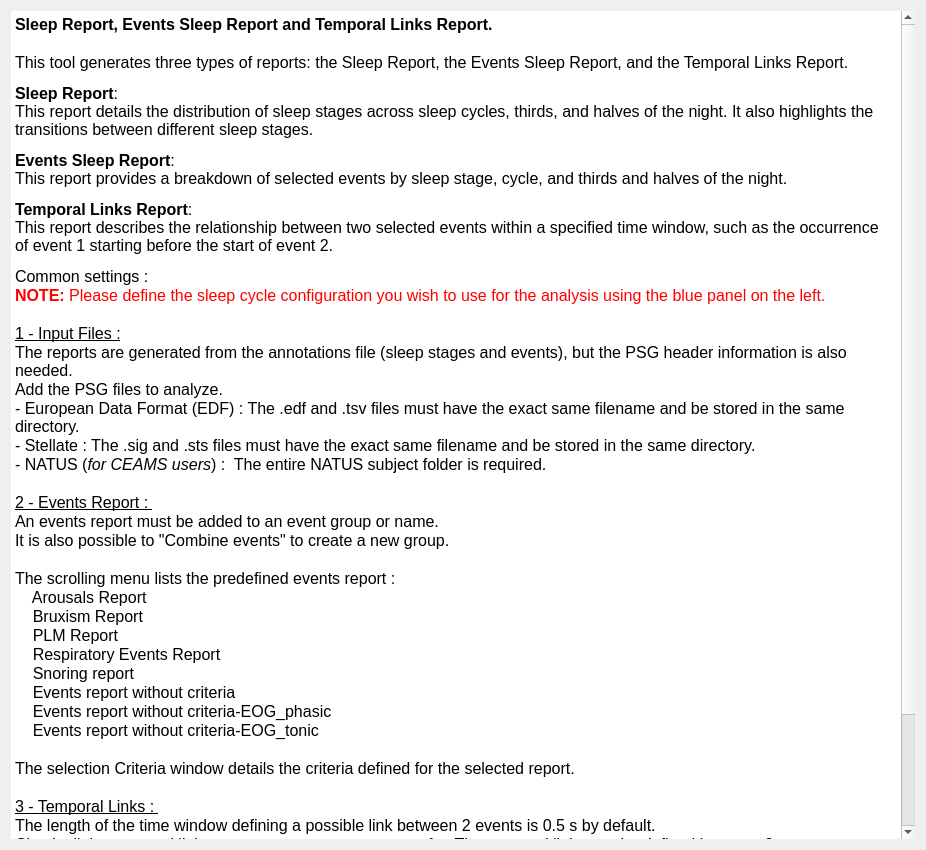
Before: the Qt Designer form tools/CEAMSTools/SleepReport/SleepReportDoc/Ui_SleepReportDoc.ui in SnoozToolbox/snooz-package-ceams, drawn with Qt 5.
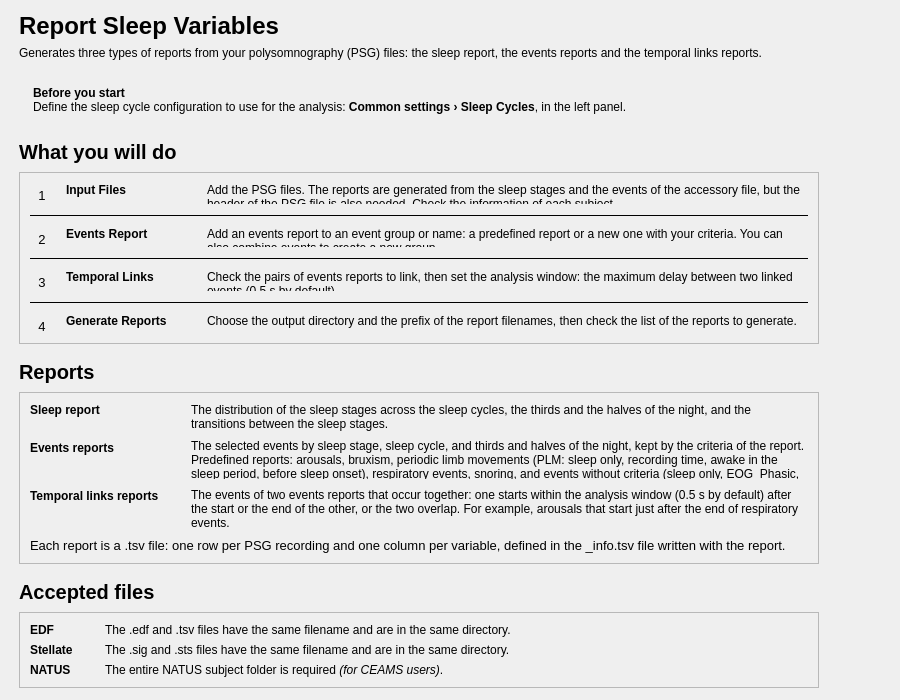
After: the same form once the commit is applied.

Commit message: Report Sleep Variables: redesigned pages (tool 2.9.2)

```diff
--- a/tools/CEAMSTools/SleepReport/SleepReportDoc/Ui_SleepReportDoc.ui
+++ b/tools/CEAMSTools/SleepReport/SleepReportDoc/Ui_SleepReportDoc.ui
@@ -6,82 +6,787 @@
    <rect>
     <x>0</x>
     <y>0</y>
-    <width>926</width>
-    <height>850</height>
+    <width>900</width>
+    <height>700</height>
    </rect>
   </property>
   <property name="windowTitle">
    <string/>
   </property>
   <layout class="QVBoxLayout" name="verticalLayout">
-   <property name="spacing">
-    <number>25</number>
+   <property name="leftMargin">
+    <number>19</number>
    </property>
+   <property name="topMargin">
+    <number>12</number>
+   </property>
+   <property name="rightMargin">
+    <number>19</number>
+   </property>
+   <property name="bottomMargin">
+    <number>12</number>
+   </property>
    <item>
-    <widget class="QTextEdit" name="textEdit">
-     <property name="frameShape">
-      <enum>QFrame::Shape::NoFrame</enum>
+    <layout class="QHBoxLayout" name="content_row" stretch="1,0">
+     <property name="leftMargin">
+      <number>0</number>
      </property>
-     <property name="frameShadow">
-      <enum>QFrame::Shadow::Plain</enum>
+     <property name="topMargin">
+      <number>0</number>
      </property>
-     <property name="lineWidth">
+     <property name="rightMargin">
       <number>0</number>
      </property>
-     <property name="readOnly">
-      <bool>true</bool>
+     <property name="bottomMargin">
+      <number>0</number>
      </property>
-     <property name="html">
-      <string>&lt;!DOCTYPE HTML PUBLIC &quot;-//W3C//DTD HTML 4.0//EN&quot; &quot;http://www.w3.org/TR/REC-html40/strict.dtd&quot;&gt;
-&lt;html&gt;&lt;head&gt;&lt;meta name=&quot;qrichtext&quot; content=&quot;1&quot; /&gt;&lt;meta charset=&quot;utf-8&quot; /&gt;&lt;style type=&quot;text/css&quot;&gt;
-p, li { white-space: pre-wrap; }
-hr { height: 1px; border-width: 0; }
-li.unchecked::marker { content: &quot;\2610&quot;; }
-li.checked::marker { content: &quot;\2612&quot;; }
-&lt;/style&gt;&lt;/head&gt;&lt;body style=&quot; font-size:12pt; font-weight:400; font-style:normal;&quot;&gt;
-&lt;p style=&quot; margin-top:0px; margin-bottom:0px; margin-left:0px; margin-right:0px; -qt-block-indent:0; text-indent:0px;&quot;&gt;&lt;span style=&quot; font-weight:600;&quot;&gt;Sleep Report, Events Sleep Report and Temporal Links Report.&lt;/span&gt;&lt;/p&gt;
-&lt;p style=&quot;-qt-paragraph-type:empty; margin-top:0px; margin-bottom:0px; margin-left:0px; margin-right:0px; -qt-block-indent:0; text-indent:0px;&quot;&gt;&lt;br /&gt;&lt;/p&gt;
-&lt;p style=&quot; margin-top:0px; margin-bottom:0px; margin-left:0px; margin-right:0px; -qt-block-indent:0; text-indent:0px;&quot;&gt;This tool generates three types of reports: the Sleep Report, the Events Sleep Report, and the Temporal Links Report. &lt;/p&gt;
-&lt;p style=&quot; margin-top:12px; margin-bottom:12px; margin-left:0px; margin-right:0px; -qt-block-indent:0; text-indent:0px;&quot;&gt;&lt;span style=&quot; font-weight:600;&quot;&gt;Sleep Report&lt;/span&gt;: 	&lt;br /&gt;This report details the distribution of sleep stages across sleep cycles, thirds, and halves of the night. It also highlights the transitions between different sleep stages.   &lt;/p&gt;
-&lt;p style=&quot; margin-top:12px; margin-bottom:12px; margin-left:0px; margin-right:0px; -qt-block-indent:0; text-indent:0px;&quot;&gt;&lt;span style=&quot; font-weight:600;&quot;&gt;Events Sleep Report&lt;/span&gt;: &lt;br /&gt;This report provides a breakdown of selected events by sleep stage, cycle, and thirds and halves of the night. &lt;/p&gt;
-&lt;p style=&quot; margin-top:12px; margin-bottom:12px; margin-left:0px; margin-right:0px; -qt-block-indent:0; text-indent:0px;&quot;&gt;&lt;span style=&quot; font-weight:600;&quot;&gt;Temporal Links Report&lt;/span&gt;: &lt;br /&gt;This report describes the relationship between two selected events within a specified time window, such as the occurrence of event 1 starting before the start of event 2. &lt;/p&gt;
-&lt;p style=&quot; margin-top:0px; margin-bottom:0px; margin-left:0px; margin-right:0px; -qt-block-indent:0; text-indent:0px;&quot;&gt;Common settings : &lt;/p&gt;
-&lt;p style=&quot; margin-top:0px; margin-bottom:0px; margin-left:0px; margin-right:0px; -qt-block-indent:0; text-indent:0px;&quot;&gt;&lt;span style=&quot; font-weight:700; color:#ff0000;&quot;&gt;NOTE:&lt;/span&gt;&lt;span style=&quot; color:#ff0000;&quot;&gt; Please define the sleep cycle configuration you wish to use for the analysis using the blue panel on the left.&lt;/span&gt;&lt;/p&gt;
-&lt;p style=&quot; margin-top:0px; margin-bottom:0px; margin-left:0px; margin-right:0px; -qt-block-indent:0; text-indent:0px;&quot;&gt;	&lt;/p&gt;
-&lt;p style=&quot; margin-top:0px; margin-bottom:0px; margin-left:0px; margin-right:0px; -qt-block-indent:0; text-indent:0px;&quot;&gt;&lt;span style=&quot; text-decoration: underline;&quot;&gt;1 - Input Files :&lt;/span&gt;&lt;/p&gt;
-&lt;p style=&quot; margin-top:0px; margin-bottom:0px; margin-left:0px; margin-right:0px; -qt-block-indent:0; text-indent:0px;&quot;&gt;The reports are generated from the annotations file (sleep stages and events), but the PSG header information is also needed.&lt;/p&gt;
-&lt;p style=&quot; margin-top:0px; margin-bottom:0px; margin-left:0px; margin-right:0px; -qt-block-indent:0; text-indent:0px;&quot;&gt;Add the PSG files to analyze.&lt;/p&gt;
-&lt;p style=&quot; margin-top:0px; margin-bottom:0px; margin-left:0px; margin-right:0px; -qt-block-indent:0; text-indent:0px;&quot;&gt;&lt;span style=&quot;&quot;&gt;- European Data Format (EDF) : The .edf and .tsv files must have the exact same filename and be stored in the same directory.&lt;/span&gt;&lt;/p&gt;
-&lt;p style=&quot; margin-top:0px; margin-bottom:0px; margin-left:0px; margin-right:0px; -qt-block-indent:0; text-indent:0px;&quot;&gt;&lt;span style=&quot;&quot;&gt;- Stellate : The .sig and .sts files must have the exact same filename and be stored in the same directory.&lt;/span&gt;&lt;/p&gt;
-&lt;p style=&quot; margin-top:0px; margin-bottom:0px; margin-left:0px; margin-right:0px; -qt-block-indent:0; text-indent:0px;&quot;&gt;&lt;span style=&quot;&quot;&gt;- NATUS (&lt;/span&gt;&lt;span style=&quot; font-style:italic;&quot;&gt;for CEAMS users&lt;/span&gt;&lt;span style=&quot;&quot;&gt;) : &lt;/span&gt;&lt;span style=&quot;&quot;&gt; The entire NATUS subject folder is required.&lt;/span&gt;&lt;/p&gt;
-&lt;p style=&quot;-qt-paragraph-type:empty; margin-top:0px; margin-bottom:0px; margin-left:0px; margin-right:0px; -qt-block-indent:0; text-indent:0px;&quot;&gt;&lt;br /&gt;&lt;/p&gt;
-&lt;p style=&quot; margin-top:0px; margin-bottom:0px; margin-left:0px; margin-right:0px; -qt-block-indent:0; text-indent:0px;&quot;&gt;&lt;span style=&quot; text-decoration: underline;&quot;&gt;2 - Events Report : &lt;/span&gt;&lt;/p&gt;
-&lt;p style=&quot; margin-top:0px; margin-bottom:0px; margin-left:0px; margin-right:0px; -qt-block-indent:0; text-indent:0px;&quot;&gt;An events report must be added to an event group or name.  &lt;/p&gt;
-&lt;p style=&quot; margin-top:0px; margin-bottom:0px; margin-left:0px; margin-right:0px; -qt-block-indent:0; text-indent:0px;&quot;&gt;It is also possible to &amp;quot;Combine events&amp;quot; to create a new group.&lt;/p&gt;
-&lt;p style=&quot; margin-top:0px; margin-bottom:0px; margin-left:0px; margin-right:0px; -qt-block-indent:0; text-indent:0px;&quot;&gt;	&lt;/p&gt;
-&lt;p style=&quot; margin-top:0px; margin-bottom:0px; margin-left:0px; margin-right:0px; -qt-block-indent:0; text-indent:0px;&quot;&gt;The scrolling menu lists the predefined events report : &lt;/p&gt;
-&lt;p style=&quot; margin-top:0px; margin-bottom:0px; margin-left:0px; margin-right:0px; -qt-block-indent:0; text-indent:0px;&quot;&gt;    Arousals Report&lt;/p&gt;
-&lt;p style=&quot; margin-top:0px; margin-bottom:0px; margin-left:0px; margin-right:0px; -qt-block-indent:0; text-indent:0px;&quot;&gt;    Bruxism Report&lt;/p&gt;
-&lt;p style=&quot; margin-top:0px; margin-bottom:0px; margin-left:0px; margin-right:0px; -qt-block-indent:0; text-indent:0px;&quot;&gt;    PLM Report&lt;/p&gt;
-&lt;p style=&quot; margin-top:0px; margin-bottom:0px; margin-left:0px; margin-right:0px; -qt-block-indent:0; text-indent:0px;&quot;&gt;    Respiratory Events Report&lt;/p&gt;
-&lt;p style=&quot; margin-top:0px; margin-bottom:0px; margin-left:0px; margin-right:0px; -qt-block-indent:0; text-indent:0px;&quot;&gt;    Snoring report&lt;/p&gt;
-&lt;p style=&quot; margin-top:0px; margin-bottom:0px; margin-left:0px; margin-right:0px; -qt-block-indent:0; text-indent:0px;&quot;&gt;    Events report without criteria&lt;/p&gt;
-&lt;p style=&quot; margin-top:0px; margin-bottom:0px; margin-left:0px; margin-right:0px; -qt-block-indent:0; text-indent:0px;&quot;&gt;    Events report without criteria-EOG_phasic&lt;/p&gt;
-&lt;p style=&quot; margin-top:0px; margin-bottom:0px; margin-left:0px; margin-right:0px; -qt-block-indent:0; text-indent:0px;&quot;&gt;    Events report without criteria-EOG_tonic&lt;/p&gt;
-&lt;p style=&quot; margin-top:0px; margin-bottom:0px; margin-left:0px; margin-right:0px; -qt-block-indent:0; text-indent:0px;&quot;&gt;		&lt;/p&gt;
-&lt;p style=&quot; margin-top:0px; margin-bottom:0px; margin-left:0px; margin-right:0px; -qt-block-indent:0; text-indent:0px;&quot;&gt;The selection Criteria window details the criteria defined for the selected report. &lt;/p&gt;
-&lt;p style=&quot; margin-top:0px; margin-bottom:0px; margin-left:0px; margin-right:0px; -qt-block-indent:0; text-indent:0px;&quot;&gt;	&lt;/p&gt;
-&lt;p style=&quot; margin-top:0px; margin-bottom:0px; margin-left:0px; margin-right:0px; -qt-block-indent:0; text-indent:0px;&quot;&gt;&lt;span style=&quot; text-decoration: underline;&quot;&gt;3 - Temporal Links : &lt;/span&gt;&lt;/p&gt;
-&lt;p style=&quot; margin-top:0px; margin-bottom:0px; margin-left:0px; margin-right:0px; -qt-block-indent:0; text-indent:0px;&quot;&gt;The length of the time window defining a possible link between 2 events is 0.5 s by default.&lt;/p&gt;
-&lt;p style=&quot; margin-top:0px; margin-bottom:0px; margin-left:0px; margin-right:0px; -qt-block-indent:0; text-indent:0px;&quot;&gt;Check all the temporal links you want to generate a report for. The temporal link must be defined between 2 events type.&lt;/p&gt;
-&lt;p style=&quot; margin-top:0px; margin-bottom:0px; margin-left:0px; margin-right:0px; -qt-block-indent:0; text-indent:0px;&quot;&gt;	&lt;/p&gt;
-&lt;p style=&quot; margin-top:0px; margin-bottom:0px; margin-left:0px; margin-right:0px; -qt-block-indent:0; text-indent:0px;&quot;&gt;&lt;span style=&quot; text-decoration: underline;&quot;&gt;4 - Generate Reports :&lt;/span&gt; &lt;/p&gt;
-&lt;p style=&quot; margin-top:0px; margin-bottom:0px; margin-left:0px; margin-right:0px; -qt-block-indent:0; text-indent:0px;&quot;&gt;Define the output directory and the suffix to add to all the report filenames.&lt;/p&gt;
-&lt;p style=&quot; margin-top:0px; margin-bottom:0px; margin-left:0px; margin-right:0px; -qt-block-indent:0; text-indent:0px;&quot;&gt;The reports are .tsv files.  Each row corresponds to a PSG recording and each column to a variable.&lt;/p&gt;
-&lt;p style=&quot; margin-top:0px; margin-bottom:0px; margin-left:0px; margin-right:0px; -qt-block-indent:0; text-indent:0px;&quot;&gt;Each variable is defined in the _info.tsv file generated with the report. &lt;/p&gt;
-&lt;p style=&quot;-qt-paragraph-type:empty; margin-top:0px; margin-bottom:0px; margin-left:0px; margin-right:0px; -qt-block-indent:0; text-indent:0px;&quot;&gt;&lt;br /&gt;&lt;/p&gt;&lt;/body&gt;&lt;/html&gt;</string>
+     <item>
+      <widget class="QWidget" name="content_widget" native="true">
+       <property name="maximumSize">
+        <size>
+         <width>800</width>
+         <height>16777215</height>
+        </size>
+       </property>
+       <layout class="QVBoxLayout" name="content_layout">
+        <property name="spacing">
+         <number>16</number>
+        </property>
+        <property name="leftMargin">
+         <number>0</number>
+        </property>
+        <property name="topMargin">
+         <number>0</number>
+        </property>
+        <property name="rightMargin">
+         <number>0</number>
+        </property>
+        <property name="bottomMargin">
+         <number>0</number>
+        </property>
+        <item>
+         <layout class="QVBoxLayout" name="header_layout">
+          <property name="spacing">
+           <number>6</number>
+          </property>
+          <item>
+           <widget class="QLabel" name="title_label">
+            <property name="font">
+             <font>
+              <pointsize>18</pointsize>
+              <bold>true</bold>
+             </font>
+            </property>
+            <property name="text">
+             <string>Report Sleep Variables</string>
+            </property>
+           </widget>
+          </item>
+          <item>
+           <widget class="QLabel" name="subtitle_label">
+            <property name="text">
+             <string>Generates three types of reports from your polysomnography (PSG) files: the sleep report, the events reports and the temporal links reports.</string>
+            </property>
+            <property name="wordWrap">
+             <bool>true</bool>
+            </property>
+            <property name="variant" stdset="0">
+             <string notr="true">help</string>
+            </property>
+           </widget>
+          </item>
+         </layout>
+        </item>
+        <item>
+         <widget class="QFrame" name="common_settings_info">
+          <property name="frameShape">
+           <enum>QFrame::Shape::NoFrame</enum>
+          </property>
+          <property name="variant" stdset="0">
+           <string notr="true">info</string>
+          </property>
+          <layout class="QHBoxLayout" name="common_settings_info_layout">
+           <property name="leftMargin">
+            <number>14</number>
+           </property>
+           <property name="topMargin">
+            <number>10</number>
+           </property>
+           <property name="rightMargin">
+            <number>14</number>
+           </property>
+           <property name="bottomMargin">
+            <number>10</number>
+           </property>
+           <item>
+            <widget class="QLabel" name="common_settings_info_label">
+             <property name="text">
+              <string>&lt;b&gt;Before you start&lt;/b&gt;&lt;br/&gt;Define the sleep cycle configuration to use for the analysis: &lt;b&gt;Common settings › Sleep Cycles&lt;/b&gt;, in the left panel.</string>
+             </property>
+             <property name="textFormat">
+              <enum>Qt::TextFormat::RichText</enum>
+             </property>
+             <property name="wordWrap">
+              <bool>true</bool>
+             </property>
+            </widget>
+           </item>
+          </layout>
+         </widget>
+        </item>
+        <item>
+         <layout class="QVBoxLayout" name="steps_section_layout">
+          <property name="spacing">
+           <number>8</number>
+          </property>
+          <item>
+           <widget class="QLabel" name="steps_title_label">
+            <property name="font">
+             <font>
+              <pointsize>15</pointsize>
+              <bold>true</bold>
+             </font>
+            </property>
+            <property name="text">
+             <string>What you will do</string>
+            </property>
+           </widget>
+          </item>
+          <item>
+           <widget class="QFrame" name="steps_card">
+            <property name="frameShape">
+             <enum>QFrame::Shape::StyledPanel</enum>
+            </property>
+            <property name="frameShadow">
+             <enum>QFrame::Shadow::Raised</enum>
+            </property>
+            <layout class="QVBoxLayout" name="steps_card_layout">
+             <property name="spacing">
+              <number>10</number>
+             </property>
+             <property name="leftMargin">
+              <number>10</number>
+             </property>
+             <property name="topMargin">
+              <number>10</number>
+             </property>
+             <property name="rightMargin">
+              <number>10</number>
+             </property>
+             <property name="bottomMargin">
+              <number>10</number>
+             </property>
+             <item>
+              <layout class="QGridLayout" name="steps_grid" columnstretch="0,0,0,1">
+               <property name="horizontalSpacing">
+                <number>12</number>
+               </property>
+               <property name="verticalSpacing">
+                <number>10</number>
+               </property>
+               <item row="0" column="0" alignment="Qt::AlignmentFlag::AlignTop">
+                <widget class="QLabel" name="step_1_number_label">
+                 <property name="font">
+                  <font>
+                   <pointsize>10</pointsize>
+                  </font>
+                 </property>
+                 <property name="text">
+                  <string>1</string>
+                 </property>
+                 <property name="variant" stdset="0">
+                  <string notr="true">step_number</string>
+                 </property>
+                 <property name="minimumSize">
+                  <size>
+                   <width>24</width>
+                   <height>24</height>
+                  </size>
+                 </property>
+                 <property name="maximumSize">
+                  <size>
+                   <width>24</width>
+                   <height>24</height>
+                  </size>
+                 </property>
+                 <property name="alignment">
+                  <set>Qt::AlignmentFlag::AlignCenter</set>
+                 </property>
+                </widget>
+               </item>
+               <item row="0" column="1">
+                <widget class="QLabel" name="step_1_name_label">
+                 <property name="font">
+                  <font>
+                   <bold>true</bold>
+                  </font>
+                 </property>
+                 <property name="text">
+                  <string>Input Files</string>
+                 </property>
+                 <property name="alignment">
+                  <set>Qt::AlignmentFlag::AlignLeading|Qt::AlignmentFlag::AlignLeft|Qt::AlignmentFlag::AlignTop</set>
+                 </property>
+                </widget>
+               </item>
+               <item row="0" column="2">
+                <spacer name="steps_gap">
+                 <property name="orientation">
+                  <enum>Qt::Orientation::Horizontal</enum>
+                 </property>
+                 <property name="sizeType">
+                  <enum>QSizePolicy::Policy::Fixed</enum>
+                 </property>
+                 <property name="sizeHint" stdset="0">
+                  <size>
+                   <width>16</width>
+                   <height>20</height>
+                  </size>
+                 </property>
+                </spacer>
+               </item>
+               <item row="0" column="3">
+                <widget class="QLabel" name="step_1_label">
+                 <property name="text">
+                  <string>Add the PSG files. The reports are generated from the sleep stages and the events of the accessory file, but the header of the PSG file is also needed. Check the information of each subject.</string>
+                 </property>
+                 <property name="wordWrap">
+                  <bool>true</bool>
+                 </property>
+                 <property name="variant" stdset="0">
+                  <string notr="true">help</string>
+                 </property>
+                 <property name="alignment">
+                  <set>Qt::AlignmentFlag::AlignLeading|Qt::AlignmentFlag::AlignLeft|Qt::AlignmentFlag::AlignTop</set>
+                 </property>
+                </widget>
+               </item>
+               <item row="1" column="0" rowspan="1" colspan="4">
+                <widget class="QFrame" name="step_line_2">
+                 <property name="frameShape">
+                  <enum>QFrame::Shape::HLine</enum>
+                 </property>
+                 <property name="frameShadow">
+                  <enum>QFrame::Shadow::Plain</enum>
+                 </property>
+                </widget>
+               </item>
+               <item row="2" column="0" alignment="Qt::AlignmentFlag::AlignTop">
+                <widget class="QLabel" name="step_2_number_label">
+                 <property name="font">
+                  <font>
+                   <pointsize>10</pointsize>
+                  </font>
+                 </property>
+                 <property name="text">
+                  <string>2</string>
+                 </property>
+                 <property name="variant" stdset="0">
+                  <string notr="true">step_number</string>
+                 </property>
+                 <property name="minimumSize">
+                  <size>
+                   <width>24</width>
+                   <height>24</height>
+                  </size>
+                 </property>
+                 <property name="maximumSize">
+                  <size>
+                   <width>24</width>
+                   <height>24</height>
+                  </size>
+                 </property>
+                 <property name="alignment">
+                  <set>Qt::AlignmentFlag::AlignCenter</set>
+                 </property>
+                </widget>
+               </item>
+               <item row="2" column="1">
+                <widget class="QLabel" name="step_2_name_label">
+                 <property name="font">
+                  <font>
+                   <bold>true</bold>
+                  </font>
+                 </property>
+                 <property name="text">
+                  <string>Events Report</string>
+                 </property>
+                 <property name="alignment">
+                  <set>Qt::AlignmentFlag::AlignLeading|Qt::AlignmentFlag::AlignLeft|Qt::AlignmentFlag::AlignTop</set>
+                 </property>
+                </widget>
+               </item>
+               <item row="2" column="3">
+                <widget class="QLabel" name="step_2_label">
+                 <property name="text">
+                  <string>Add an events report to an event group or name: a predefined report or a new one with your criteria. You can also combine events to create a new group.</string>
+                 </property>
+                 <property name="wordWrap">
+                  <bool>true</bool>
+                 </property>
+                 <property name="variant" stdset="0">
+                  <string notr="true">help</string>
+                 </property>
+                 <property name="alignment">
+                  <set>Qt::AlignmentFlag::AlignLeading|Qt::AlignmentFlag::AlignLeft|Qt::AlignmentFlag::AlignTop</set>
+                 </property>
+                </widget>
+               </item>
+               <item row="3" column="0" rowspan="1" colspan="4">
+                <widget class="QFrame" name="step_line_3">
+                 <property name="frameShape">
+                  <enum>QFrame::Shape::HLine</enum>
+                 </property>
+                 <property name="frameShadow">
+                  <enum>QFrame::Shadow::Plain</enum>
+                 </property>
+                </widget>
+               </item>
+               <item row="4" column="0" alignment="Qt::AlignmentFlag::AlignTop">
+                <widget class="QLabel" name="step_3_number_label">
+                 <property name="font">
+                  <font>
+                   <pointsize>10</pointsize>
+                  </font>
+                 </property>
+                 <property name="text">
+                  <string>3</string>
+                 </property>
+                 <property name="variant" stdset="0">
+                  <string notr="true">step_number</string>
+                 </property>
+                 <property name="minimumSize">
+                  <size>
+                   <width>24</width>
+                   <height>24</height>
+                  </size>
+                 </property>
+                 <property name="maximumSize">
+                  <size>
+                   <width>24</width>
+                   <height>24</height>
+                  </size>
+                 </property>
+                 <property name="alignment">
+                  <set>Qt::AlignmentFlag::AlignCenter</set>
+                 </property>
+                </widget>
+               </item>
+               <item row="4" column="1">
+                <widget class="QLabel" name="step_3_name_label">
+                 <property name="font">
+                  <font>
+                   <bold>true</bold>
+                  </font>
+                 </property>
+                 <property name="text">
+                  <string>Temporal Links</string>
+                 </property>
+                 <property name="alignment">
+                  <set>Qt::AlignmentFlag::AlignLeading|Qt::AlignmentFlag::AlignLeft|Qt::AlignmentFlag::AlignTop</set>
+                 </property>
+                </widget>
+               </item>
+               <item row="4" column="3">
+                <widget class="QLabel" name="step_3_label">
+                 <property name="text">
+                  <string>Check the pairs of events reports to link, then set the analysis window: the maximum delay between two linked events (0.5 s by default).</string>
+                 </property>
+                 <property name="wordWrap">
+                  <bool>true</bool>
+                 </property>
+                 <property name="variant" stdset="0">
+                  <string notr="true">help</string>
+                 </property>
+                 <property name="alignment">
+                  <set>Qt::AlignmentFlag::AlignLeading|Qt::AlignmentFlag::AlignLeft|Qt::AlignmentFlag::AlignTop</set>
+                 </property>
+                </widget>
+               </item>
+               <item row="5" column="0" rowspan="1" colspan="4">
+                <widget class="QFrame" name="step_line_4">
+                 <property name="frameShape">
+                  <enum>QFrame::Shape::HLine</enum>
+                 </property>
+                 <property name="frameShadow">
+                  <enum>QFrame::Shadow::Plain</enum>
+                 </property>
+                </widget>
+               </item>
+               <item row="6" column="0" alignment="Qt::AlignmentFlag::AlignTop">
+                <widget class="QLabel" name="step_4_number_label">
+                 <property name="font">
+                  <font>
+                   <pointsize>10</pointsize>
+                  </font>
+                 </property>
+                 <property name="text">
+                  <string>4</string>
+                 </property>
+                 <property name="variant" stdset="0">
+                  <string notr="true">step_number</string>
+                 </property>
+                 <property name="minimumSize">
+                  <size>
+                   <width>24</width>
+                   <height>24</height>
+                  </size>
+                 </property>
+                 <property name="maximumSize">
+                  <size>
+                   <width>24</width>
+                   <height>24</height>
+                  </size>
+                 </property>
+                 <property name="alignment">
+                  <set>Qt::AlignmentFlag::AlignCenter</set>
+                 </property>
+                </widget>
+               </item>
+               <item row="6" column="1">
+                <widget class="QLabel" name="step_4_name_label">
+                 <property name="font">
+                  <font>
+                   <bold>true</bold>
+                  </font>
+                 </property>
+                 <property name="text">
+                  <string>Generate Reports</string>
+                 </property>
+                 <property name="alignment">
+                  <set>Qt::AlignmentFlag::AlignLeading|Qt::AlignmentFlag::AlignLeft|Qt::AlignmentFlag::AlignTop</set>
+                 </property>
+                </widget>
+               </item>
+               <item row="6" column="3">
+                <widget class="QLabel" name="step_4_label">
+                 <property name="text">
+                  <string>Choose the output directory and the prefix of the report filenames, then check the list of the reports to generate.</string>
+                 </property>
+                 <property name="wordWrap">
+                  <bool>true</bool>
+                 </property>
+                 <property name="variant" stdset="0">
+                  <string notr="true">help</string>
+                 </property>
+                 <property name="alignment">
+                  <set>Qt::AlignmentFlag::AlignLeading|Qt::AlignmentFlag::AlignLeft|Qt::AlignmentFlag::AlignTop</set>
+                 </property>
+                </widget>
+               </item>
+              </layout>
+             </item>
+            </layout>
+           </widget>
+          </item>
+         </layout>
+        </item>
+        <item>
+         <layout class="QVBoxLayout" name="reports_section_layout">
+          <property name="spacing">
+           <number>8</number>
+          </property>
+          <item>
+           <widget class="QLabel" name="reports_title_label">
+            <property name="font">
+             <font>
+              <pointsize>15</pointsize>
+              <bold>true</bold>
+             </font>
+            </property>
+            <property name="text">
+             <string>Reports</string>
+            </property>
+           </widget>
+          </item>
+          <item>
+           <widget class="QFrame" name="reports_card">
+            <property name="frameShape">
+             <enum>QFrame::Shape::StyledPanel</enum>
+            </property>
+            <property name="frameShadow">
+             <enum>QFrame::Shadow::Raised</enum>
+            </property>
+            <layout class="QVBoxLayout" name="reports_card_layout">
+             <property name="spacing">
+              <number>10</number>
+             </property>
+             <property name="leftMargin">
+              <number>10</number>
+             </property>
+             <property name="topMargin">
+              <number>10</number>
+             </property>
+             <property name="rightMargin">
+              <number>10</number>
+             </property>
+             <property name="bottomMargin">
+              <number>10</number>
+             </property>
+             <item>
+              <layout class="QGridLayout" name="report_grid" columnstretch="0,1">
+               <property name="horizontalSpacing">
+                <number>32</number>
+               </property>
+               <property name="verticalSpacing">
+                <number>10</number>
+               </property>
+               <item row="0" column="0">
+                <widget class="QLabel" name="report_1_name_label">
+                 <property name="font">
+                  <font>
+                   <bold>true</bold>
+                  </font>
+                 </property>
+                 <property name="text">
+                  <string>Sleep report</string>
+                 </property>
+                 <property name="alignment">
+                  <set>Qt::AlignmentFlag::AlignLeading|Qt::AlignmentFlag::AlignLeft|Qt::AlignmentFlag::AlignTop</set>
+                 </property>
+                </widget>
+               </item>
+               <item row="0" column="1">
+                <widget class="QLabel" name="report_1_label">
+                 <property name="text">
+                  <string>The distribution of the sleep stages across the sleep cycles, the thirds and the halves of the night, and the transitions between the sleep stages.</string>
+                 </property>
+                 <property name="wordWrap">
+                  <bool>true</bool>
+                 </property>
+                </widget>
+               </item>
+               <item row="1" column="0">
+                <widget class="QLabel" name="report_2_name_label">
+                 <property name="font">
+                  <font>
+                   <bold>true</bold>
+                  </font>
+                 </property>
+                 <property name="text">
+                  <string>Events reports</string>
+                 </property>
+                 <property name="alignment">
+                  <set>Qt::AlignmentFlag::AlignLeading|Qt::AlignmentFlag::AlignLeft|Qt::AlignmentFlag::AlignTop</set>
+                 </property>
+                </widget>
+               </item>
+               <item row="1" column="1">
+                <widget class="QLabel" name="report_2_label">
+                 <property name="text">
+                  <string>The selected events by sleep stage, sleep cycle, and thirds and halves of the night, kept by the criteria of the report. Predefined reports: arousals, bruxism, periodic limb movements (PLM: sleep only, recording time, awake in the sleep period, before sleep onset), respiratory events, snoring, and events without criteria (sleep only, EOG_Phasic, EOG_Tonic).</string>
+                 </property>
+                 <property name="wordWrap">
+                  <bool>true</bool>
+                 </property>
+                </widget>
+               </item>
+               <item row="2" column="0">
+                <widget class="QLabel" name="report_3_name_label">
+                 <property name="font">
+                  <font>
+                   <bold>true</bold>
+                  </font>
+                 </property>
+                 <property name="text">
+                  <string>Temporal links reports</string>
+                 </property>
+                 <property name="alignment">
+                  <set>Qt::AlignmentFlag::AlignLeading|Qt::AlignmentFlag::AlignLeft|Qt::AlignmentFlag::AlignTop</set>
+                 </property>
+                </widget>
+               </item>
+               <item row="2" column="1">
+                <widget class="QLabel" name="report_3_label">
+                 <property name="text">
+                  <string>The events of two events reports that occur together: one starts within the analysis window (0.5 s by default) after the start or the end of the other, or the two overlap. For example, arousals that start just after the end of respiratory events.</string>
+                 </property>
+                 <property name="wordWrap">
+                  <bool>true</bool>
+                 </property>
+                </widget>
+               </item>
+              </layout>
+             </item>
+             <item>
+              <widget class="QLabel" name="reports_note_label">
+               <property name="font">
+                <font>
+                 <pointsize>10</pointsize>
+                </font>
+               </property>
+               <property name="text">
+                <string>Each report is a .tsv file: one row per PSG recording and one column per variable, defined in the _info.tsv file written with the report.</string>
+               </property>
+               <property name="wordWrap">
+                <bool>true</bool>
+               </property>
+               <property name="variant" stdset="0">
+                <string notr="true">help</string>
+               </property>
+              </widget>
+             </item>
+            </layout>
+           </widget>
+          </item>
+         </layout>
+        </item>
+        <item>
+         <layout class="QVBoxLayout" name="files_section_layout">
+          <property name="spacing">
+           <number>8</number>
+          </property>
+          <item>
+           <widget class="QLabel" name="files_title_label">
+            <property name="font">
+             <font>
+              <pointsize>15</pointsize>
+              <bold>true</bold>
+             </font>
+            </property>
+            <property name="text">
+             <string>Accepted files</string>
+            </property>
+           </widget>
+          </item>
+          <item>
+           <widget class="QFrame" name="files_card">
+            <property name="frameShape">
+             <enum>QFrame::Shape::StyledPanel</enum>
+            </property>
+            <property name="frameShadow">
+             <enum>QFrame::Shadow::Raised</enum>
+            </property>
+            <layout class="QVBoxLayout" name="files_card_layout">
+             <property name="spacing">
+              <number>10</number>
+             </property>
+             <property name="leftMargin">
+              <number>10</number>
+             </property>
+             <property name="topMargin">
+              <number>10</number>
+             </property>
+             <property name="rightMargin">
+              <number>10</number>
+             </property>
+             <property name="bottomMargin">
+              <number>10</number>
+             </property>
+             <item>
+              <layout class="QGridLayout" name="files_grid" columnstretch="0,1">
+               <property name="horizontalSpacing">
+                <number>32</number>
+               </property>
+               <property name="verticalSpacing">
+                <number>6</number>
+               </property>
+               <item row="0" column="0">
+                <widget class="QLabel" name="file_1_name_label">
+                 <property name="font">
+                  <font>
+                   <bold>true</bold>
+                  </font>
+                 </property>
+                 <property name="text">
+                  <string>EDF</string>
+                 </property>
+                </widget>
+               </item>
+               <item row="0" column="1">
+                <widget class="QLabel" name="file_1_label">
+                 <property name="text">
+                  <string>The .edf and .tsv files have the same filename and are in the same directory.</string>
+                 </property>
+                 <property name="wordWrap">
+                  <bool>true</bool>
+                 </property>
+                </widget>
+               </item>
+               <item row="1" column="0">
+                <widget class="QLabel" name="file_2_name_label">
+                 <property name="font">
+                  <font>
+                   <bold>true</bold>
+                  </font>
+                 </property>
+                 <property name="text">
+                  <string>Stellate</string>
+                 </property>
+                </widget>
+               </item>
+               <item row="1" column="1">
+                <widget class="QLabel" name="file_2_label">
+                 <property name="text">
+                  <string>The .sig and .sts files have the same filename and are in the same directory.</string>
+                 </property>
+                 <property name="wordWrap">
+                  <bool>true</bool>
+                 </property>
+                </widget>
+               </item>
+               <item row="2" column="0">
+                <widget class="QLabel" name="file_3_name_label">
+                 <property name="font">
+                  <font>
+                   <bold>true</bold>
+                  </font>
+                 </property>
+                 <property name="text">
+                  <string>NATUS</string>
+                 </property>
+                </widget>
+               </item>
+               <item row="2" column="1">
+                <widget class="QLabel" name="file_3_label">
+                 <property name="text">
+                  <string>The entire NATUS subject folder is required &lt;i&gt;(for CEAMS users)&lt;/i&gt;.</string>
+                 </property>
+                 <property name="textFormat">
+                  <enum>Qt::TextFormat::RichText</enum>
+                 </property>
+                 <property name="wordWrap">
+                  <bool>true</bool>
+                 </property>
+                </widget>
+               </item>
+              </layout>
+             </item>
+            </layout>
+           </widget>
+          </item>
+         </layout>
+        </item>
+       </layout>
+      </widget>
+     </item>
+     <item>
+      <spacer name="content_spacer">
+       <property name="orientation">
+        <enum>Qt::Orientation::Horizontal</enum>
+       </property>
+       <property name="sizeHint" stdset="0">
+        <size>
+         <width>40</width>
+         <height>20</height>
+        </size>
+       </property>
+      </spacer>
+     </item>
+    </layout>
+   </item>
+   <item>
+    <spacer name="verticalSpacer">
+     <property name="orientation">
+      <enum>Qt::Orientation::Vertical</enum>
      </property>
-    </widget>
+     <property name="sizeHint" stdset="0">
+      <size>
+       <width>40</width>
+       <height>20</height>
+      </size>
+     </property>
+    </spacer>
    </item>
   </layout>
  </widget>
```
Left out of the diff: 6 changed lines with no effect on the pictures. The commit also changes 13 other files.
